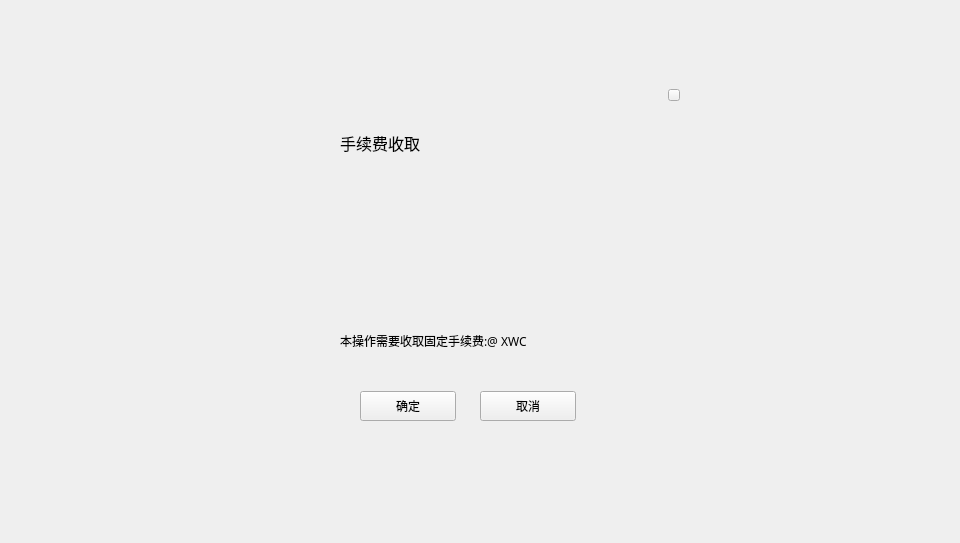
Whitecoin-Owner/Whitecoin-qt, file XWCWallet/depositpage/FeeChargeWidget.ui: the form before one commit.
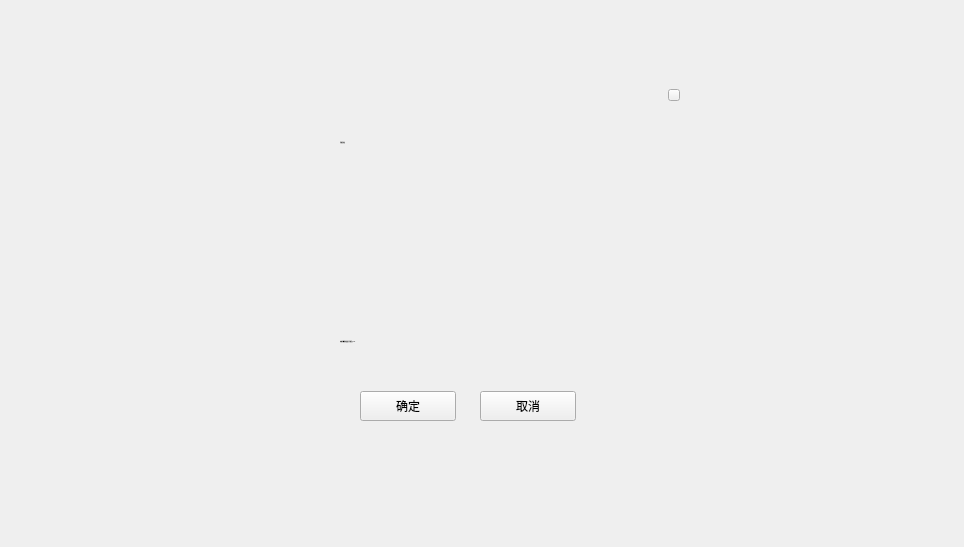
The form after the commit.

Patch:
```diff
--- a/XWCWallet/depositpage/FeeChargeWidget.ui
+++ b/XWCWallet/depositpage/FeeChargeWidget.ui
@@ -6,8 +6,8 @@
    <rect>
     <x>0</x>
     <y>0</y>
-    <width>960</width>
-    <height>543</height>
+    <width>964</width>
+    <height>547</height>
    </rect>
   </property>
   <property name="font">
@@ -23,8 +23,8 @@
     <rect>
      <x>0</x>
      <y>0</y>
-     <width>960</width>
-     <height>543</height>
+     <width>964</width>
+     <height>547</height>
     </rect>
    </property>
    <widget class="QWidget" name="containerWidget" native="true">
@@ -94,10 +94,16 @@
      </property>
      <property name="font">
       <font>
-       <family>Microsoft YaHei UI Light</family>
-       <pointsize>9</pointsize>
+       <family>微软雅黑</family>
+       <pointsize>-1</pointsize>
+       <weight>50</weight>
+       <italic>false</italic>
+       <bold>false</bold>
       </font>
      </property>
+     <property name="styleSheet">
+      <string notr="true">font: 12px &quot;微软雅黑&quot;;</string>
+     </property>
      <property name="text">
       <string>本操作需要收取固定手续费:@ XWC</string>
      </property>
@@ -148,10 +154,16 @@
      </property>
      <property name="font">
       <font>
-       <family>Microsoft YaHei UI Light</family>
-       <pointsize>12</pointsize>
+       <family>微软雅黑</family>
+       <pointsize>-1</pointsize>
+       <weight>50</weight>
+       <italic>false</italic>
+       <bold>false</bold>
       </font>
      </property>
+     <property name="styleSheet">
+      <string notr="true">font: 14px &quot;微软雅黑&quot;;</string>
+     </property>
      <property name="text">
       <string>手续费收取</string>
      </property>
```
